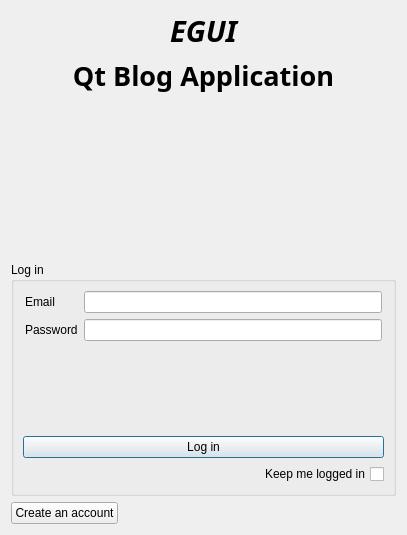
Old version of the form dialog.ui in the repository Kliszek/Qt-Blog-Application.
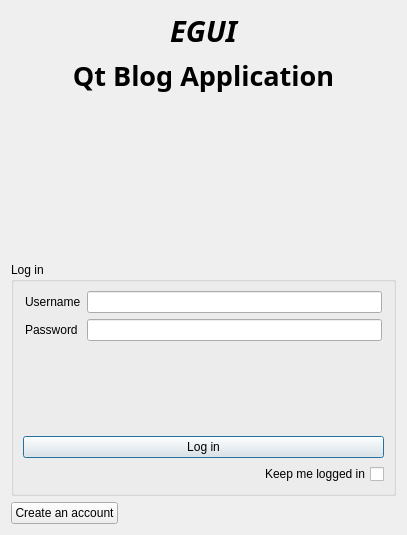
New version of the form.

Diff of the .ui file:
```diff
--- a/dialog.ui
+++ b/dialog.ui
@@ -88,7 +88,7 @@
         <item row="0" column="0">
          <widget class="QLabel" name="label">
           <property name="text">
-           <string>Email</string>
+           <string>Username</string>
           </property>
          </widget>
         </item>
```
